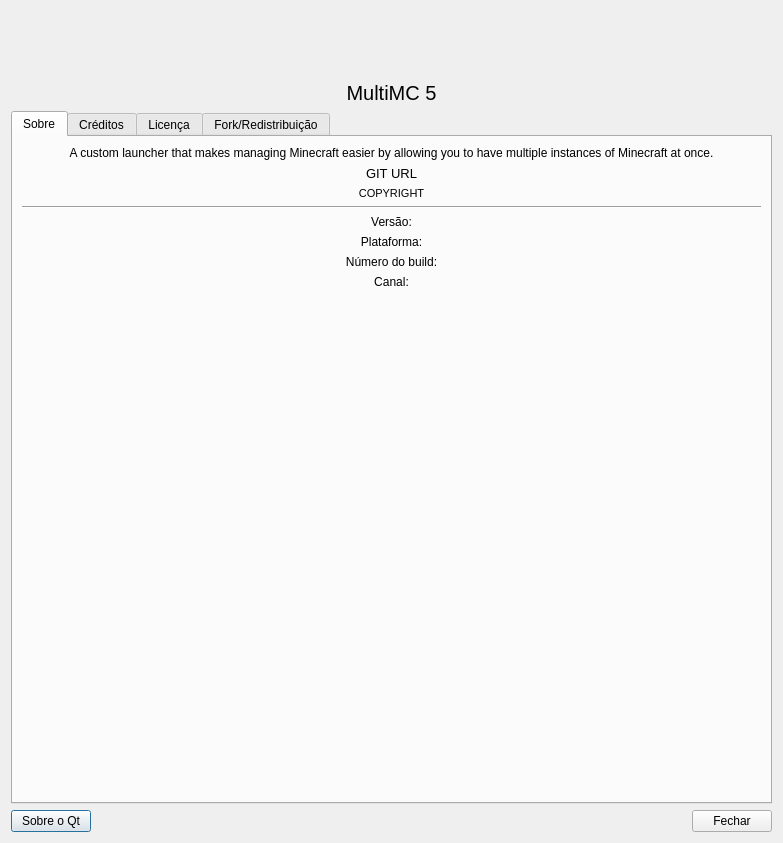
Chrispsz/Launcher, file launcher/ui/dialogs/AboutDialog.ui: the form before one commit.
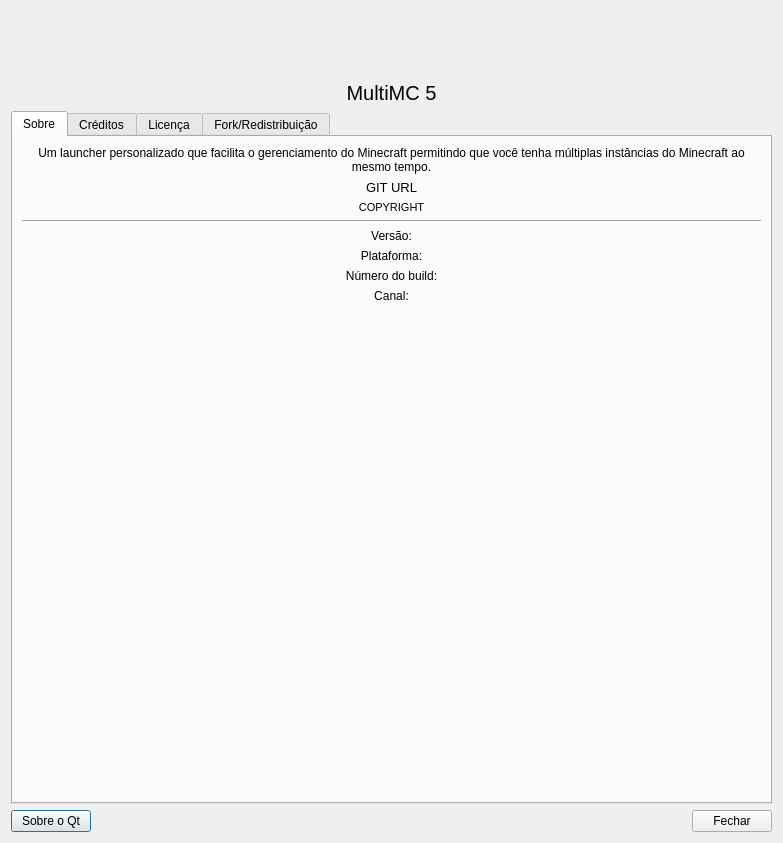
The form after the commit.

```diff
--- a/launcher/ui/dialogs/AboutDialog.ui
+++ b/launcher/ui/dialogs/AboutDialog.ui
@@ -103,7 +103,7 @@
           <bool>true</bool>
          </property>
          <property name="text">
-          <string>&lt;html&gt;&lt;head/&gt;&lt;body&gt;&lt;p&gt;A custom launcher that makes managing Minecraft easier by allowing you to have multiple instances of Minecraft at once.&lt;/p&gt;&lt;/body&gt;&lt;/html&gt;</string>
+          <string>&lt;html&gt;&lt;head/&gt;&lt;body&gt;&lt;p&gt;Um launcher personalizado que facilita o gerenciamento do Minecraft permitindo que você tenha múltiplas instâncias do Minecraft ao mesmo tempo.&lt;/p&gt;&lt;/body&gt;&lt;/html&gt;</string>
          </property>
          <property name="alignment">
           <set>Qt::AlignCenter</set>
```
